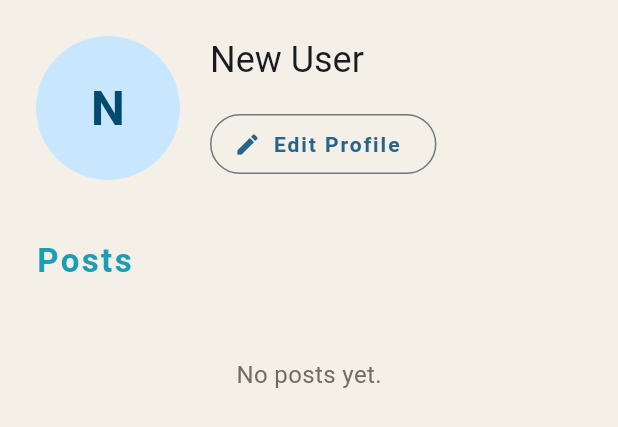
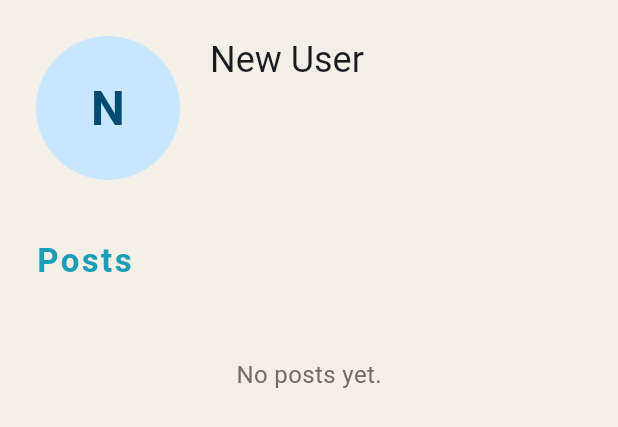
Before and after one commit to EjayEspedido/Blogorum, a Flutter app: the Profile widget shown alone on an empty page, opened directly, on a phone screen of 412 x 824 dp. Shown: the top 427 px of the screen. Run offline on Flutter 3.47's test engine with Material 3 defaults, Android fonts, the phone set to English and light mode, and no system bars; our stand-ins replace carousel_slider, file_picker, flutter_image_compress, go_router, supabase_flutter; missing offline and left inert: flutter_date_formatter; accounts and stored records are empty; Roboto replaces fonts that are missing (Arial, Georgia).

Commit message:
Removed edit profile in user profiles

```diff
--- a/lib/components/profile.dart
+++ b/lib/components/profile.dart
@@ -140,16 +140,16 @@ class _ProfileState extends State<Profile> {
                           ),
                         ],
 
-                        if (isMyProfile) ...[
-                          const SizedBox(height: 16),
-                          OutlinedButton.icon(
-                            onPressed: () {
-                              context.go('/editProfile');
-                            },
-                            icon: const Icon(Icons.edit),
-                            label: const Text('Edit Profile'),
-                          ),
-                        ],
+                        // if (isMyProfile) ...[
+                        //   const SizedBox(height: 16),
+                        //   OutlinedButton.icon(
+                        //     onPressed: () {
+                        //       context.go('/editProfile');
+                        //     },
+                        //     icon: const Icon(Icons.edit),
+                        //     label: const Text('Edit Profile'),
+                        //   ),
+                        // ],
                       ],
                     ),
                   ),
```
